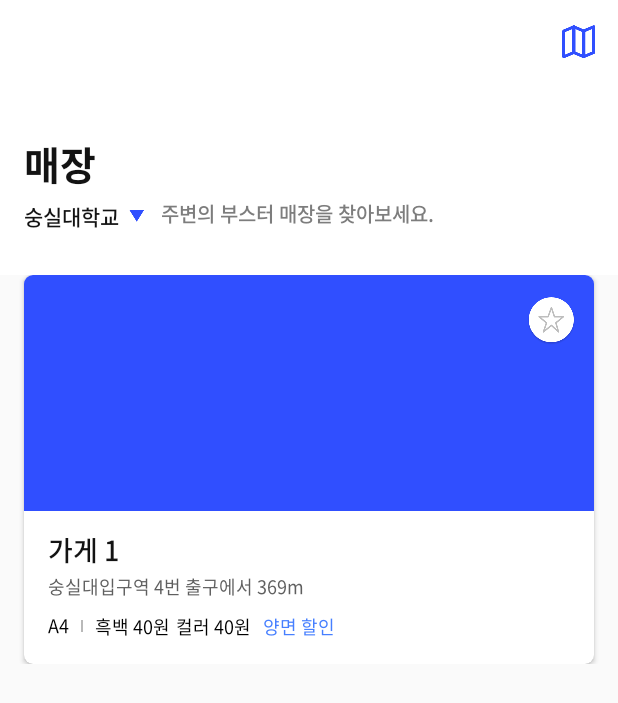
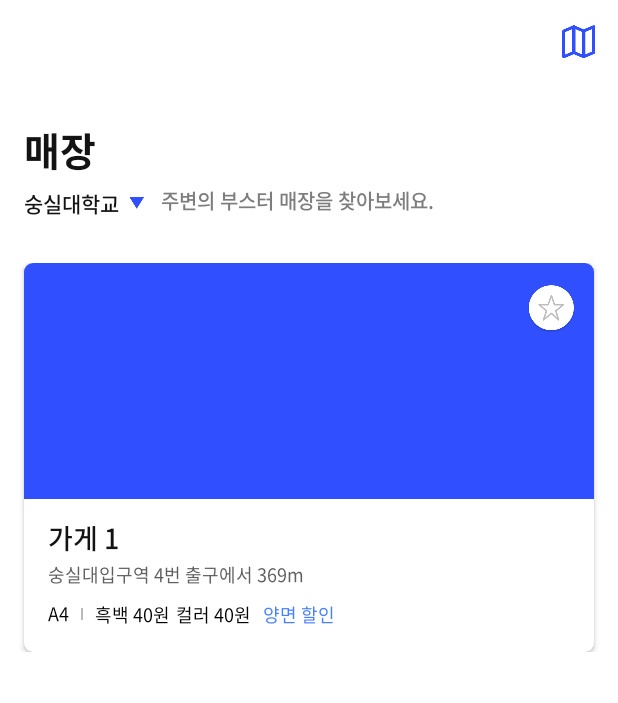
Before and after one commit to Booster-developer/Booster-ANDROID, an Android app: the StoreListFragment screen opened directly, with no data from a screen before it, on a phone screen of 412 x 824 dp. Shown: the top 703 px of the screen. Run offline under Robolectric (Android 15) with nearby library versions, the phone set to English and light mode, and no system bars; our stand-ins replace RxJava, data binding; network calls fail.

Commit message:
[매장리스트] 스크롤 수정

```diff
--- a/app/src/main/java/com/example/booster/ui/storeDetail/MapActivity.kt
+++ b/app/src/main/java/com/example/booster/ui/storeDetail/MapActivity.kt
@@ -68,8 +68,6 @@ class MapActivity : FragmentActivity(), OnMapReadyCallback {
             draw(nMap)
         }
     }
-
-
 
     fun loadDatas1(){   //얀 숭실대
         markers.apply {
--- a/app/src/main/res/layout/fragment_store_list.xml
+++ b/app/src/main/res/layout/fragment_store_list.xml
@@ -16,7 +16,7 @@
         <com.google.android.material.appbar.AppBarLayout
             android:id="@+id/frag_store_list_appBar"
             android:layout_width="match_parent"
-            android:layout_height="wrap_content"
+            android:layout_height="167dp"
             android:fitsSystemWindows="true"
             android:theme="@style/AppTheme.AppBarOverlay">
 
@@ -32,7 +32,7 @@
                 <androidx.appcompat.widget.Toolbar
                     android:id="@+id/frag_store_list_toolBar"
                     android:layout_width="match_parent"
-                    android:layout_height="97dp"
+                    android:layout_height="113dp"
                     android:background="@color/white"
                     app:layout_collapseMode="pin"
                     app:popupTheme="@style/AppTheme.PopupOverlay">
@@ -44,7 +44,6 @@
                         android:layout_gravity="end|top"
                         android:layout_marginTop="4dp"
                         android:layout_marginEnd="2dp"
-                        android:layout_marginBottom="4dp"
                         android:src="@drawable/store_detail_ic_map_blue"
                         app:layout_collapseMode="parallax" />
 
@@ -63,7 +62,6 @@
                         android:layout_width="wrap_content"
                         android:layout_height="wrap_content"
                         android:layout_marginStart="16dp"
-                        android:layout_marginTop="9dp"
                         android:fontFamily="@font/noto_sans_kr_bold"
                         android:text="매장"
                         android:textColor="@color/black"
@@ -75,7 +73,7 @@
                         android:id="@+id/frag_store_list_ll_univ"
                         android:layout_width="wrap_content"
                         android:layout_height="wrap_content"
-                        android:layout_marginTop="3dp"
+                        android:layout_marginTop="4dp"
                         android:gravity="center"
                         app:layout_constraintStart_toStartOf="@id/frag_store_list_tv_title"
                         app:layout_constraintTop_toBottomOf="@id/frag_store_list_tv_title">
@@ -117,7 +115,7 @@
                     <View
                         android:layout_width="match_parent"
                         android:layout_height="1dp"
-                        android:layout_marginTop="26dp"
+                        android:layout_marginTop="25dp"
                         app:layout_constraintEnd_toEndOf="parent"
                         app:layout_constraintStart_toStartOf="parent"
                         app:layout_constraintTop_toBottomOf="@id/frag_store_list_ll_univ" />
@@ -132,6 +130,9 @@
             android:id="@+id/frag_store_list_rv"
             android:layout_width="match_parent"
             android:layout_height="match_parent"
+            android:background="@color/white"
+            android:paddingTop="8dp"
+            android:clipToPadding="false"
             app:layout_behavior="@string/appbar_scrolling_view_behavior">
 
         </androidx.recyclerview.widget.RecyclerView>
```
Also changed, not shown: app/src/main/java/com/example/booster/ui/orderCondition/OrderConditionAdapter.kt (+9 -0 lines), app/src/main/java/com/example/booster/ui/orderCondition/OrderConditionViewModel.kt (+24 -0 lines), app/src/main/res/layout/activity_main.xml (+0 -7 lines).
